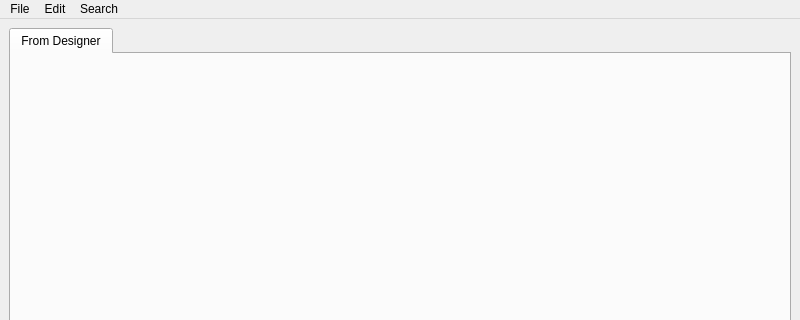
Above: ui/browser.ui from djellemah/clevic before the change; both pictures show x 0 to 800 and y 0 to 320 of the 800 by 600 pixel window. Below: the same form after it.
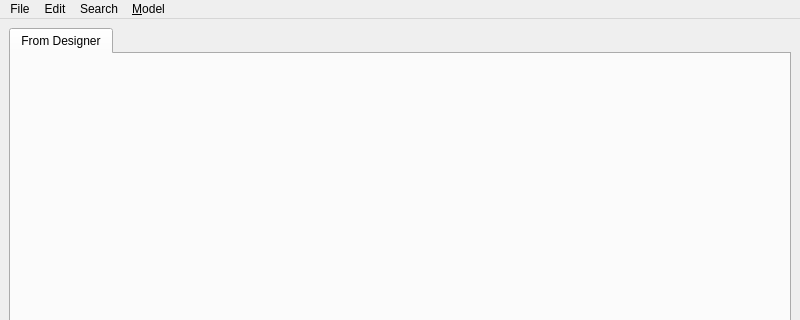
That is the form after the change. Icons and pictures are not drawn.

Patch:
```diff
--- a/ui/browser.ui
+++ b/ui/browser.ui
@@ -74,9 +74,16 @@
     <addaction name="actionFilter" />
     <addaction name="actionSearch" />
    </widget>
+   <widget class="QMenu" name="menuModel" >
+    <property name="title" >
+     <string>&amp;Model</string>
+    </property>
+    <addaction name="action_reload" />
+   </widget>
    <addaction name="menuFile" />
    <addaction name="menuEdit" />
    <addaction name="menuSearch" />
+   <addaction name="menuModel" />
   </widget>
   <action name="actionOpen" >
    <property name="text" >
```
Left out of the diff: 11 changed lines with no effect on the pictures.
